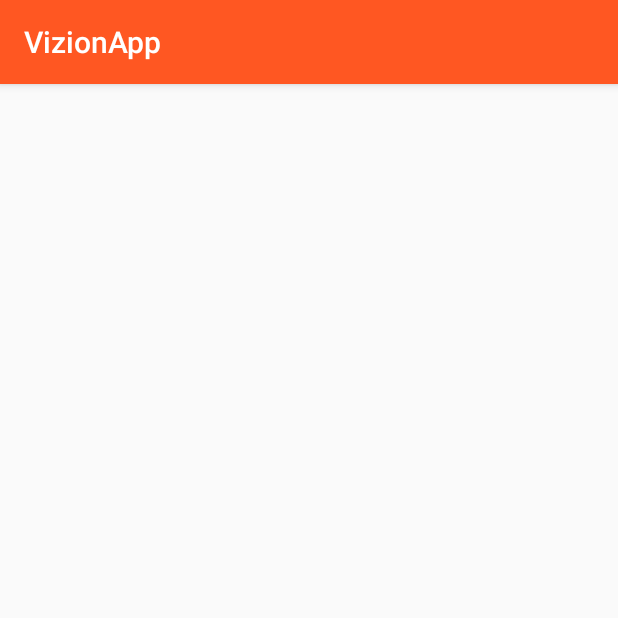
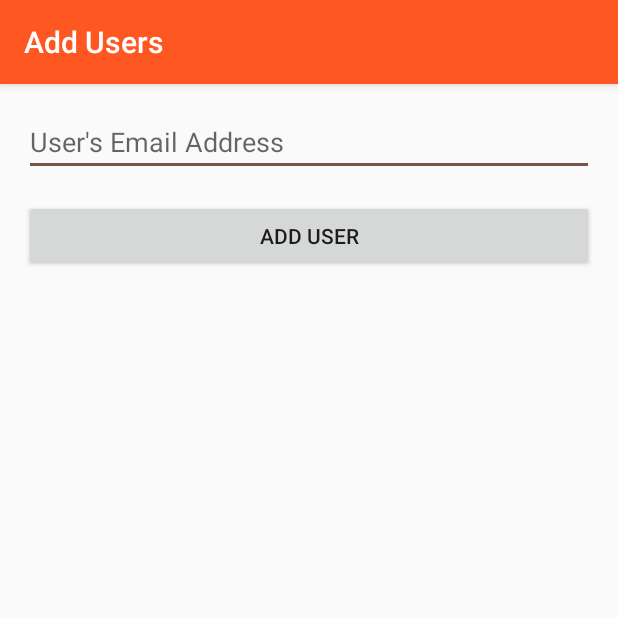
Before and after one commit to hyerania/Vizion, an Android app: the AddUserAccess screen opened directly, with no data from a screen before it, on a phone screen of 412 x 824 dp, the top half of it. Run offline under Robolectric (Android 15) with nearby library versions, the phone set to English and light mode, and no system bars.

Commit message:
Implemented Adding user access

```diff
--- a/src/app/VizionApp/app/src/main/AndroidManifest.xml
+++ b/src/app/VizionApp/app/src/main/AndroidManifest.xml
@@ -37,7 +37,9 @@
         <activity
             android:name=".UsersAccess"
             android:label="@string/users_access" />
-        <activity android:name=".AddUserAccess"></activity>
+        <activity
+            android:name=".AddUserAccess"
+            android:label="@string/add_users"></activity>
     </application>
 
 </manifest>
--- a/src/app/VizionApp/app/src/main/java/csce462/vizionapp/AddUserAccess.java
+++ b/src/app/VizionApp/app/src/main/java/csce462/vizionapp/AddUserAccess.java
@@ -1,13 +1,30 @@
 package csce462.vizionapp;
 
+import android.content.Intent;
 import android.support.v7.app.AppCompatActivity;
 import android.os.Bundle;
+import android.view.View;
+import android.widget.Button;
+import android.widget.EditText;
 
 public class AddUserAccess extends AppCompatActivity {
+    private Button btnAddUser;
+    private EditText etUsersEmailAddress;
 
     @Override
     protected void onCreate(Bundle savedInstanceState) {
         super.onCreate(savedInstanceState);
         setContentView(R.layout.activity_add_user_access);
+
+        etUsersEmailAddress = (EditText) findViewById(R.id.etUsersEmailAddress);
+
+        btnAddUser = (Button) findViewById(R.id.btnAddUser);
+        btnAddUser.setOnClickListener(new View.OnClickListener() {
+            public void onClick(View v) {
+                //@TODO Must add information gathered to database and return to User Access with UPDATED information
+                Intent addIntent = new Intent(AddUserAccess.this, UsersAccess.class);
+                startActivity(addIntent);
+            }
+        });
     }
 }
--- a/src/app/VizionApp/app/src/main/res/layout/activity_add_user_access.xml
+++ b/src/app/VizionApp/app/src/main/res/layout/activity_add_user_access.xml
@@ -4,6 +4,30 @@
     xmlns:tools="http://schemas.android.com/tools"
     android:layout_width="match_parent"
     android:layout_height="match_parent"
+    android:paddingTop="16dp"
+    android:paddingBottom="16dp"
+    android:paddingLeft="16dp"
+    android:paddingRight="16dp"
     tools:context="csce462.vizionapp.AddUserAccess">
 
+    <EditText
+        android:id="@+id/etUsersEmailAddress"
+        android:layout_width="wrap_content"
+        android:layout_height="wrap_content"
+        android:layout_alignParentEnd="true"
+        android:layout_alignParentStart="true"
+        android:layout_alignParentTop="true"
+        android:ems="10"
+        android:hint="User's Email Address"
+        android:inputType="textEmailAddress" />
+
+    <Button
+        android:id="@+id/btnAddUser"
+        android:layout_width="wrap_content"
+        android:layout_height="wrap_content"
+        android:layout_alignParentEnd="true"
+        android:layout_alignParentStart="true"
+        android:layout_below="@+id/etUsersEmailAddress"
+        android:layout_marginTop="16dp"
+        android:text="Add User" />
 </RelativeLayout>
```
